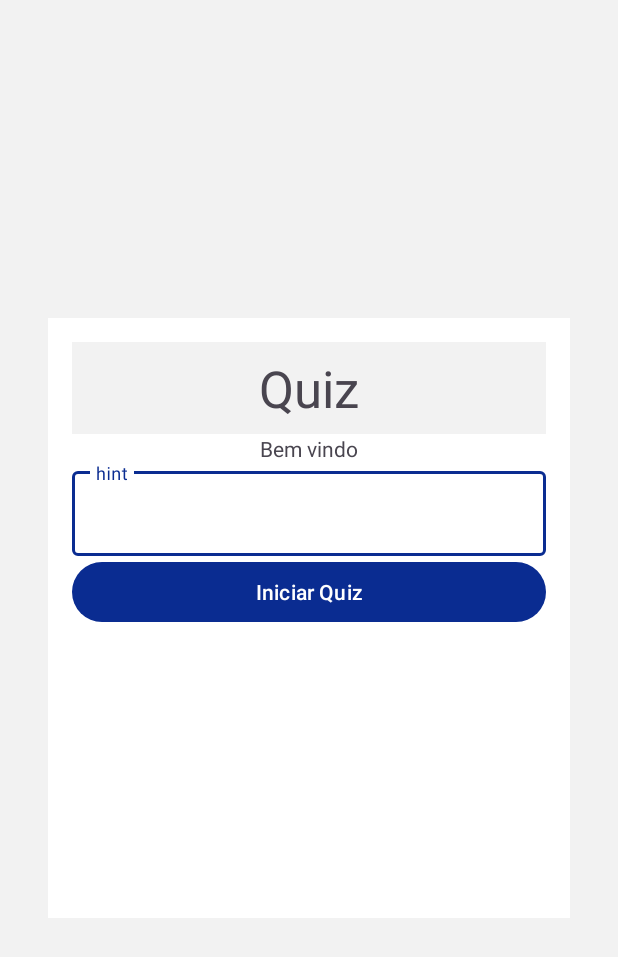
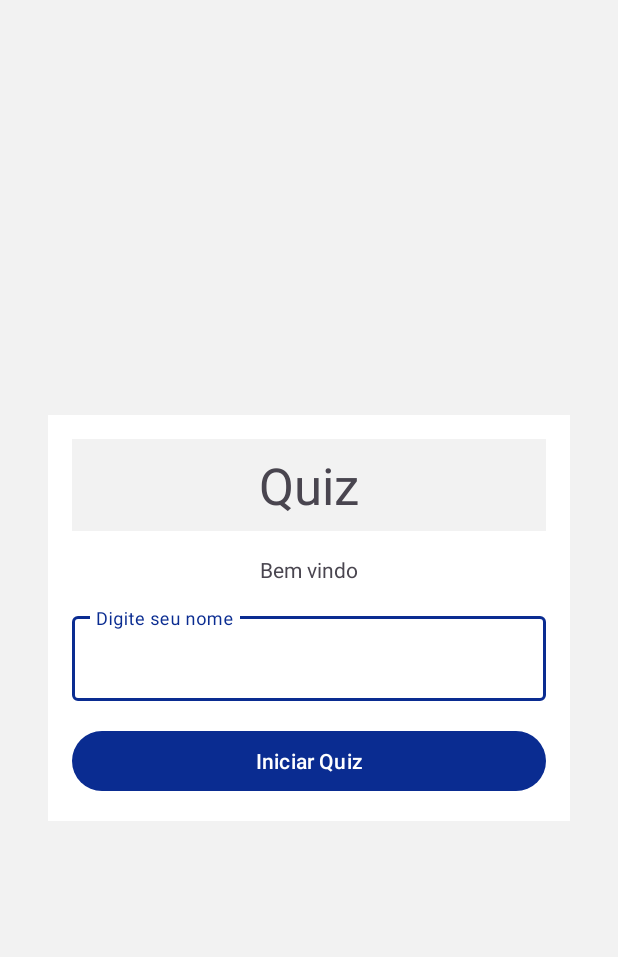
Before and after one commit to alxmart/Quiz-App, an Android app: the screen it shows after launch (MainActivity), on a phone screen of 412 x 824 dp. Shown: the top 957 px of the screen. Run offline under Robolectric (Android 15) with nearby library versions, the phone set to English and light mode, and no system bars.

Commit message:
Creating layout for activity_main.xml

```diff
--- a/app/src/main/res/layout/activity_main.xml
+++ b/app/src/main/res/layout/activity_main.xml
@@ -8,7 +8,7 @@
 
     <LinearLayout
         android:layout_width="0dp"
-        android:layout_height="400dp"
+        android:layout_height="wrap_content"
         android:layout_marginStart="32dp"
         android:layout_marginEnd="32dp"
         android:background="@color/branco"
@@ -35,6 +35,8 @@
             android:id="@+id/textView2"
             android:layout_width="match_parent"
             android:layout_height="wrap_content"
+            android:layout_marginTop="16dp"
+            android:layout_marginBottom="16dp"
             android:text="Bem vindo"
             android:textAlignment="center" />
 
@@ -45,7 +47,7 @@
             <com.google.android.material.textfield.TextInputEditText
                 android:layout_width="match_parent"
                 android:layout_height="wrap_content"
-                android:hint="hint" />
+                android:hint="Digite seu nome" />
 
         </com.google.android.material.textfield.TextInputLayout>
 
@@ -53,6 +55,7 @@
             android:id="@+id/button"
             android:layout_width="match_parent"
             android:layout_height="wrap_content"
+            android:layout_marginTop="16dp"
             android:text="Iniciar Quiz" />
     </LinearLayout>
 </androidx.constraintlayout.widget.ConstraintLayout>
```
